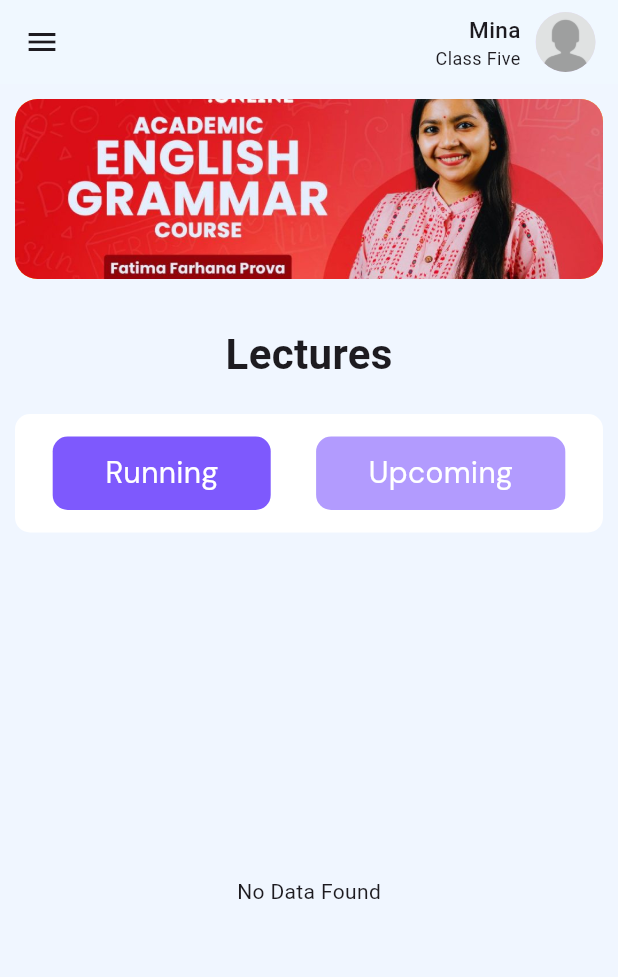
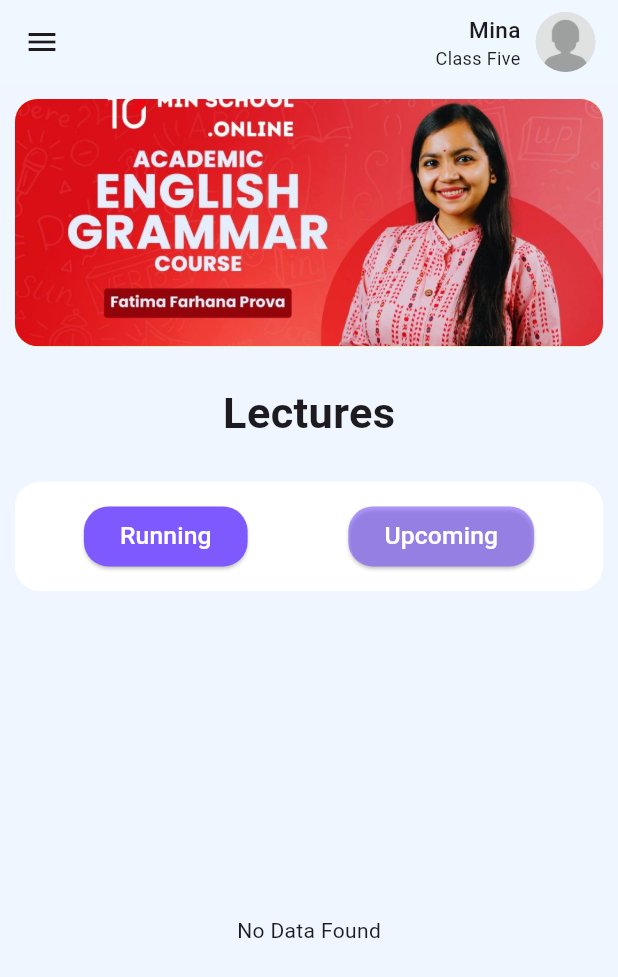
Before and after one commit to showravdas11/poralekha-app, a Flutter app: the HomeScreen screen opened directly, on a phone screen of 412 x 824 dp. Shown: the top 977 px of the screen. Run offline on Flutter 3.47's test engine with Material 3 defaults, Android fonts, the phone set to English and light mode, and no system bars; our stand-ins replace awesome_dialog, cloud_firestore, firebase_auth, firebase_core, flutter_spinkit, get and 4 more; missing offline and left inert: syncfusion_flutter_pdfviewer; accounts and stored records are empty.

Commit message:
home screen and lecture card responsive design done

```diff
--- a/lib/screens/Home/HomeScreen.dart
+++ b/lib/screens/Home/HomeScreen.dart
@@ -1,14 +1,11 @@
+import 'package:flutter/material.dart';
 import 'package:cloud_firestore/cloud_firestore.dart';
-import 'package:flutter/material.dart';
 import 'package:get/get.dart';
-import 'package:firebase_auth/firebase_auth.dart';
-
 import 'package:poralekha_app/screens/Home/My_Drawer_Header.dart';
 import 'package:poralekha_app/screens/Home/My_Drawer_list.dart';
 import 'package:poralekha_app/theme/myTheme.dart';
 import 'package:poralekha_app/widgets/HomeBanner.dart';
 import 'package:poralekha_app/widgets/LecturesCard.dart';
-import 'package:poralekha_app/widgets/HomeUpcoming.dart';
 
 class HomeScreen extends StatefulWidget {
   const HomeScreen({Key? key});
@@ -29,6 +26,9 @@ class _HomeScreenState extends State<HomeScreen> {
 
   @override
   Widget build(BuildContext context) {
+    final screenWidth = MediaQuery.of(context).size.width;
+    final screenHeight = MediaQuery.of(context).size.height;
+
     return Scaffold(
       appBar: AppBar(
         actions: [
@@ -67,80 +67,78 @@ class _HomeScreenState extends State<HomeScreen> {
           crossAxisAlignment: CrossAxisAlignment.start,
           children: [
             HomeBanner(),
-            SizedBox(height: 30),
+            SizedBox(height: screenHeight * 0.03),
             Center(
               child: Text(
                 "Lectures",
                 style: TextStyle(
-                  fontSize: 28,
+                  fontSize: screenWidth * 0.07,
                   fontWeight: FontWeight.bold,
                 ),
               ),
             ),
-            SizedBox(height: 20),
+            SizedBox(height: screenHeight * 0.03),
             Container(
-              padding: EdgeInsets.symmetric(vertical: 15, horizontal: 10),
+              padding: EdgeInsets.symmetric(
+                  vertical: screenHeight * 0.015,
+                  horizontal: screenWidth * 0.03),
               decoration: BoxDecoration(
                 color: Colors.white,
-                borderRadius: BorderRadius.circular(10),
+                borderRadius: BorderRadius.circular(screenWidth * 0.04),
               ),
               child: Row(
                 mainAxisAlignment: MainAxisAlignment.spaceAround,
                 children: [
-                  Material(
-                    color: isRunningSelected
-                        ? MyTheme.buttonColor
-                        : MyTheme.buttonColor.withOpacity(0.6),
-                    borderRadius: BorderRadius.circular(10),
-                    child: InkWell(
-                      onTap: () {
+                  ElevatedButton(
+                    onPressed: () {
                       setState(() {
                         isRunningSelected = true;
                       });
                     },
-                      child: Container(
-                        padding:
-                            EdgeInsets.symmetric(vertical: 10, horizontal: 35),
+                    style: ElevatedButton.styleFrom(
+                      backgroundColor: isRunningSelected
+                          ? MyTheme.buttonColor
+                          : MyTheme.buttonColor.withOpacity(0.6),
+                      shape: RoundedRectangleBorder(
+                        borderRadius: BorderRadius.circular(screenWidth * 0.04),
+                      ),
+                    ),
                     child: Text(
                       "Running",
                       style: TextStyle(
                         color: Colors.white,
-                              fontSize: 20,
+                        fontSize: screenWidth * 0.04,
                         fontWeight: FontWeight.w500,
-                              fontFamily: "FontMain"),
                       ),
                     ),
                   ),
-                  ),
-                  Material(
-                    color: isRunningSelected
-                        ? MyTheme.buttonColor.withOpacity(0.6)
-                        : MyTheme.buttonColor,
-                    borderRadius: BorderRadius.circular(10),
-                    child: InkWell(
-                      onTap: () {
+                  ElevatedButton(
+                    onPressed: () {
                       setState(() {
                         isRunningSelected = false;
                       });
                     },
-                      child: Container(
-                        padding:
-                            EdgeInsets.symmetric(vertical: 10, horizontal: 35),
+                    style: ElevatedButton.styleFrom(
+                      backgroundColor: isRunningSelected
+                          ? MyTheme.buttonColor.withOpacity(0.6)
+                          : MyTheme.buttonColor,
+                      shape: RoundedRectangleBorder(
+                        borderRadius: BorderRadius.circular(screenWidth * 0.04),
+                      ),
+                    ),
                     child: Text(
                       "Upcoming",
                       style: TextStyle(
                         color: Colors.white,
-                              fontSize: 20,
+                        fontSize: screenWidth * 0.04,
                         fontWeight: FontWeight.w500,
-                              fontFamily: "FontMain"),
-                        ),
                       ),
                     ),
                   ),
                 ],
               ),
             ),
-            SizedBox(height: 20),
+            SizedBox(height: screenHeight * 0.04),
             Expanded(
               child: StreamBuilder(
                 stream: _usersStream,
@@ -171,12 +169,13 @@ class _HomeScreenState extends State<HomeScreen> {
 
                       return isRunningSelected
                           ? Padding(
-                              padding: const EdgeInsets.all(0),
+                              padding:
+                                  EdgeInsets.only(top: screenHeight * 0.01),
                               child: LectureCard(
                                 lectureData: lectureData,
                               ),
                             )
-                          : null;
+                          : SizedBox();
                     },
                   );
                 },
--- a/lib/screens/Home/My_Drawer_list.dart
+++ b/lib/screens/Home/My_Drawer_list.dart
@@ -1,5 +1,6 @@
 import 'package:flutter/material.dart';
 import 'package:iconsax/iconsax.dart';
+import 'package:poralekha_app/AllLectures/AllLectures.dart';
 import 'package:poralekha_app/screens/AddLectures/AddLectures.dart';
 
 class MyDrawerList extends StatelessWidget {
@@ -42,7 +43,10 @@ class MyDrawerList extends StatelessWidget {
           ListTile(
             leading: const Icon(Iconsax.lamp),
             title: const Text("All lecture"),
-            onTap: () {},
+            onTap: () {
+              Navigator.push(context,
+                  MaterialPageRoute(builder: (context) => AllLectureScreen()));
+            },
           ),
         ],
       ),
--- a/lib/widgets/HomeBanner.dart
+++ b/lib/widgets/HomeBanner.dart
@@ -2,14 +2,16 @@ import 'package:flutter/material.dart';
 
 class HomeBanner extends StatelessWidget {
   const HomeBanner({
-    super.key,
-  });
+    Key? key,
+  }) : super(key: key);
 
   @override
   Widget build(BuildContext context) {
+    final screenHeight = MediaQuery.of(context).size.height;
+
     return Container(
       width: double.infinity,
-      height: 120,
+      height: screenHeight * 0.2,
       decoration: BoxDecoration(
         borderRadius: BorderRadius.circular(15),
         color: Colors.amber,
```
Also changed, not shown: lib/AllLectures/AllLectures.dart (added, +15 -0 lines), lib/widgets/LecturesCard.dart (+88 -87 lines), pubspec.lock. Lines whose indentation alone changed are shown as unchanged.
